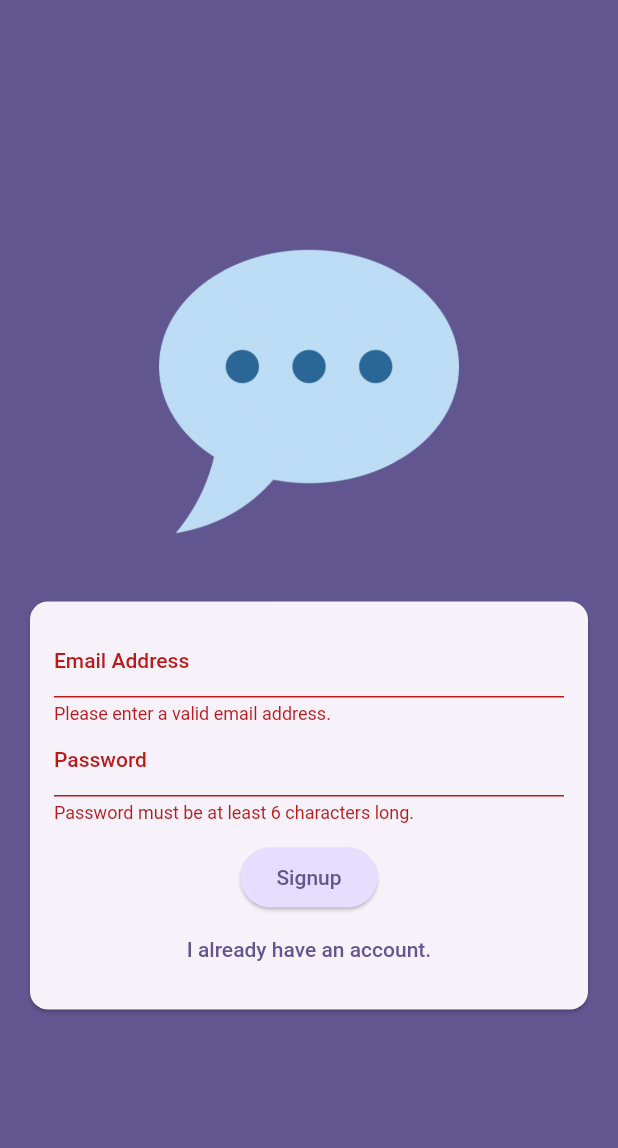
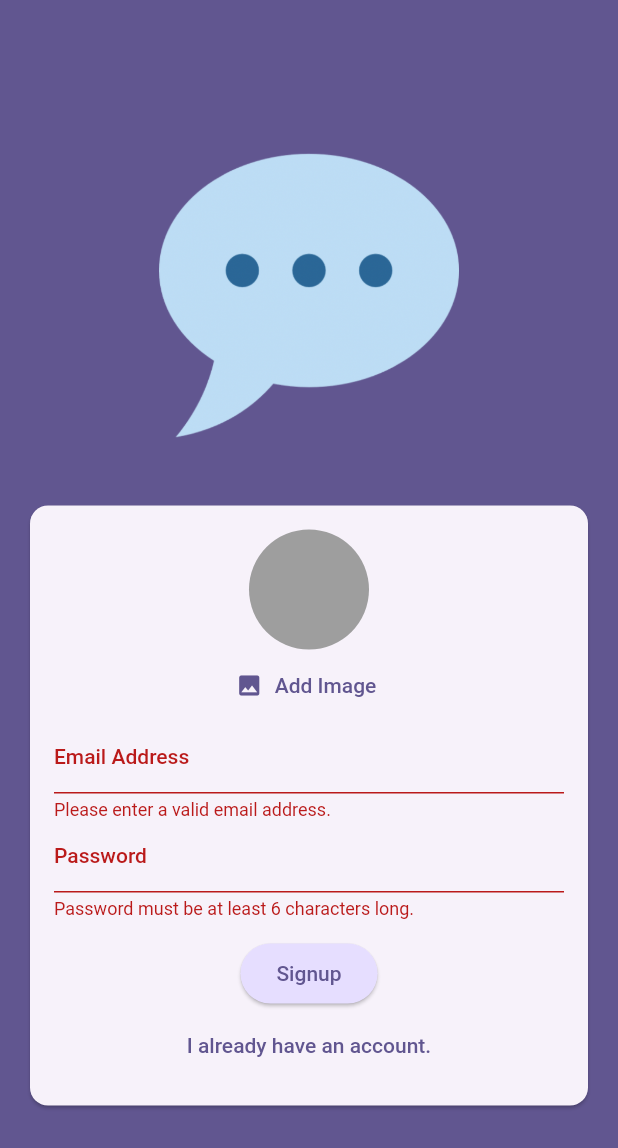
Before and after one commit to mirandaftiago/flutter_chat_app, a Flutter app: the screen it shows after launch, after a tap on "Login", after a tap on "Create an account", on a phone screen of 412 x 824 dp. Shown: the top 1148 px of the screen. Run offline on Flutter 3.47's test engine with Material 2 defaults, Android fonts, the phone set to English and light mode, and no system bars; our stand-ins replace firebase_auth, firebase_core, firebase_storage, image_picker; accounts and stored records are empty.

Commit message:
image upload on register logic using ImagePicker and persisting the image on Firebase

```diff
--- a/lib/screens/auth.dart
+++ b/lib/screens/auth.dart
@@ -1,4 +1,8 @@
+import 'dart:io';
 import 'package:flutter/material.dart';
+
+import 'package:chat_app/widgets/user_image_picker.dart';
+import 'package:firebase_storage/firebase_storage.dart';
 import 'package:firebase_auth/firebase_auth.dart';
 
 final _firebase = FirebaseAuth.instance;
@@ -18,11 +22,13 @@ class _AuthScreenState extends State<AuthScreen> {
   var _isLogin = true;
   var _enteredEmail = '';
   var _enteredPassword = '';
+  File? _selectedImage;
 
   void _submit() async {
     final isValid = _form.currentState!.validate();
 
-    if (!isValid) {
+    if (!isValid || !_isLogin && _selectedImage == null) {
+      //Show error message in the future...
       return;
     }
 
@@ -34,6 +40,13 @@ class _AuthScreenState extends State<AuthScreen> {
       } else {
         final userCredentials = await _firebase.createUserWithEmailAndPassword(
             email: _enteredEmail, password: _enteredPassword);
+
+        //access to the Firebase cloud storage
+        final storageRef = FirebaseStorage.instance.ref().child('user_images').child('${userCredentials.user!.uid}.jpg');
+
+        await storageRef.putFile(_selectedImage!);
+        final imageUrl = await storageRef.getDownloadURL();
+        print(imageUrl);
       }
     } on FirebaseAuthException catch (error) {
       if (error.code == 'email-already-in-use') {}
@@ -75,6 +88,12 @@ class _AuthScreenState extends State<AuthScreen> {
                       child: Column(
                         mainAxisSize: MainAxisSize.min,
                         children: [
+                          if (!_isLogin)
+                            UserImagePicker(
+                              onPickImage: (pickedImage) {
+                                _selectedImage = pickedImage;
+                              },
+                            ),
                           TextFormField(
                             decoration: const InputDecoration(
                               labelText: 'Email Address',
--- /dev/null
+++ b/lib/widgets/user_image_picker.dart
@@ -0,0 +1,61 @@
+import 'dart:io';
+import 'package:flutter/material.dart';
+
+import 'package:image_picker/image_picker.dart';
+
+class UserImagePicker extends StatefulWidget {
+  const UserImagePicker({super.key, required this.onPickImage});
+
+  final void Function(File pickedImage) onPickImage;
+
+  @override
+  State<UserImagePicker> createState() {
+    return _UserImagePicker();
+  }
+}
+
+class _UserImagePicker extends State<UserImagePicker> {
+  File? _pickedImageFile;
+
+  void _pickImage() async {
+    final pickedImage = await ImagePicker().pickImage(
+      source: ImageSource.camera,
+      imageQuality: 50,
+      maxWidth: 150,
+    );
+
+    if (pickedImage == null) {
+      return;
+    }
+
+    setState(() {
+      _pickedImageFile = File(pickedImage.path);
+    });
+
+    widget.onPickImage(_pickedImageFile!);
+  }
+
+  @override
+  Widget build(BuildContext context) {
+    return Column(
+      children: [
+        CircleAvatar(
+          radius: 40,
+          backgroundColor: Colors.grey,
+          foregroundImage:
+              _pickedImageFile != null ? FileImage(_pickedImageFile!) : null,
+        ),
+        TextButton.icon(
+          onPressed: _pickImage,
+          icon: const Icon(Icons.image),
+          label: Text(
+            'Add Image',
+            style: TextStyle(
+              color: Theme.of(context).colorScheme.primary,
+            ),
+          ),
+        ),
+      ],
+    );
+  }
+}
--- a/pubspec.yaml
+++ b/pubspec.yaml
@@ -37,6 +37,8 @@ dependencies:
   cupertino_icons: ^1.0.2
   firebase_core: ^2.17.0
   firebase_auth: ^4.10.1
+  firebase_storage: ^11.2.8
+  image_picker: ^1.0.4
 
 dev_dependencies:
   flutter_test:
```
Also changed, not shown: pubspec.lock, 5 other files.
